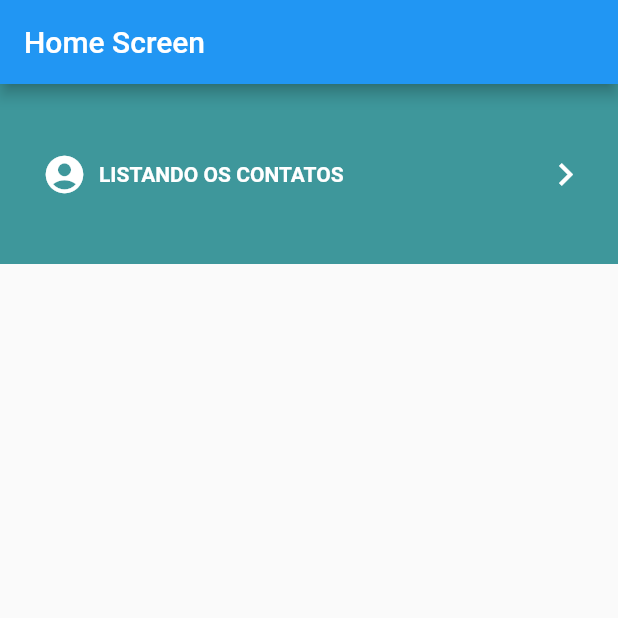
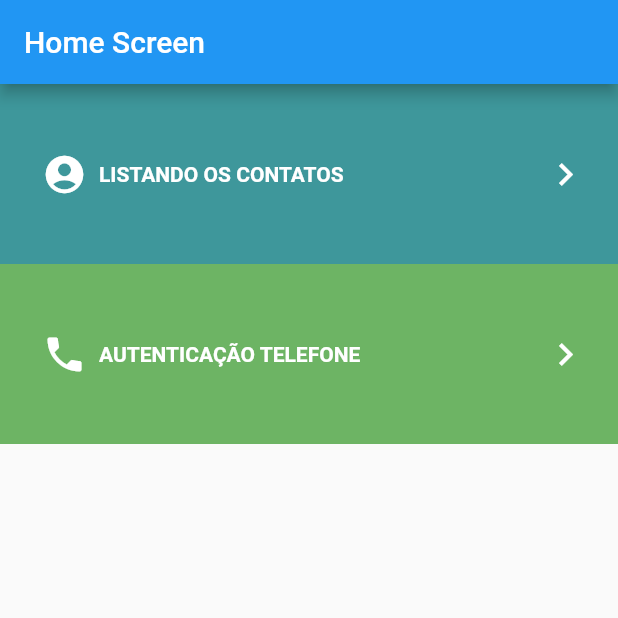
Before and after one commit to developmatt/flutter-sandbox, a Flutter app: the screen it shows after launch, on a phone screen of 412 x 824 dp, the top half of it. Run offline on Flutter 3.47's test engine with Material 2 defaults, Android fonts, the phone set to English and light mode, and no system bars; our stand-ins replace contacts_service, firebase_auth, firebase_core, permission_handler; accounts and stored records are empty.

Commit message:
Enviando sms de autenticação

```diff
--- a/lib/main.dart
+++ b/lib/main.dart
@@ -1,6 +1,7 @@
 import 'package:flutter/material.dart';
 import 'package:flutterSandbox/screens/ContactsScreen.dart';
 import 'package:flutterSandbox/screens/HomeScreen.dart';
+import 'package:flutterSandbox/screens/SmsAuthenticationScreen.dart';
 
 void main() {
   runApp(MyApp());
@@ -16,6 +17,7 @@ class MyApp extends StatelessWidget {
       routes: {
         '/': (context) => HomeScreen(),
         'contacts': (context) => ContactsScreen(),
+        'sms_authentication': (context) => SmsAuthenticationScreen()
       },
       theme: ThemeData(
         // This is the theme of your application.
--- a/lib/screens/HomeScreen.dart
+++ b/lib/screens/HomeScreen.dart
@@ -11,17 +11,23 @@ class _HomeScreenState extends State<HomeScreen> {
   @override
   Widget build(BuildContext context) {
 
-    List<Map<String, dynamic>> buttonsList = [{
+    List<Map<String, dynamic>> buttonsList = [
+      {
         'text': 'Listando os contatos',
         'icon': Icons.account_circle,
         'onTap': () => Navigator.of(context).pushNamed('contacts')
-    }];
+      }, {
+        'text': 'Autenticação telefone',
+        'icon': Icons.phone,
+        'onTap': () => Navigator.of(context).pushNamed('sms_authentication')
+      }
+    ];
 
     return Scaffold(
       appBar: AppBar(title: Text('Home Screen')),
       body: ColoredButtonsList(buttonsList.map((buttonItem) => ColoredButtonsListButton(
         onTap: buttonItem['onTap'],
-        icon: Icons.account_circle,
+        icon: buttonItem['icon'],
         text: buttonItem['text'],
       )).toList()),
     );
--- a/pubspec.yaml
+++ b/pubspec.yaml
@@ -26,6 +26,8 @@ dependencies:
   cupertino_icons: ^0.1.3
   permission_handler: ^5.0.1+1
   contacts_service: ^0.3.10
+  firebase_core: "0.5.0"
+  firebase_auth: ^0.18.0+1
 
 dev_dependencies:
   flutter_test:
```
Also changed, not shown: lib/screens/SmsAuthenticationScreen.dart (added, +53 -0 lines), pubspec.lock, 1 other file.
